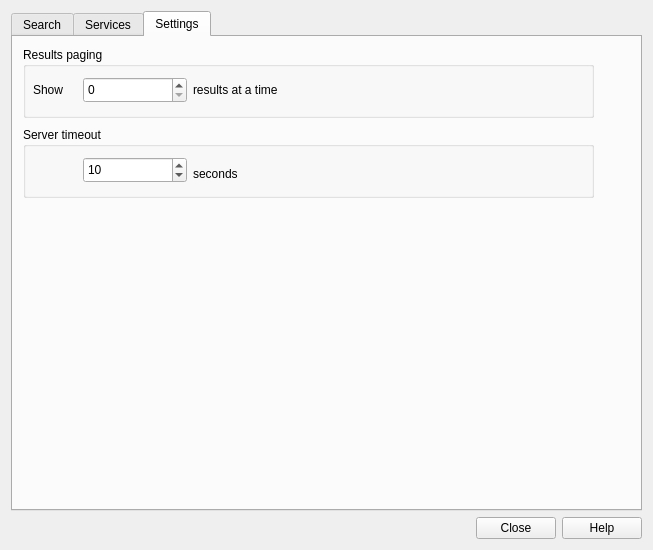
Old version of the form python/plugins/MetaSearch/ui/maindialog.ui in the repository qgis/QGIS.
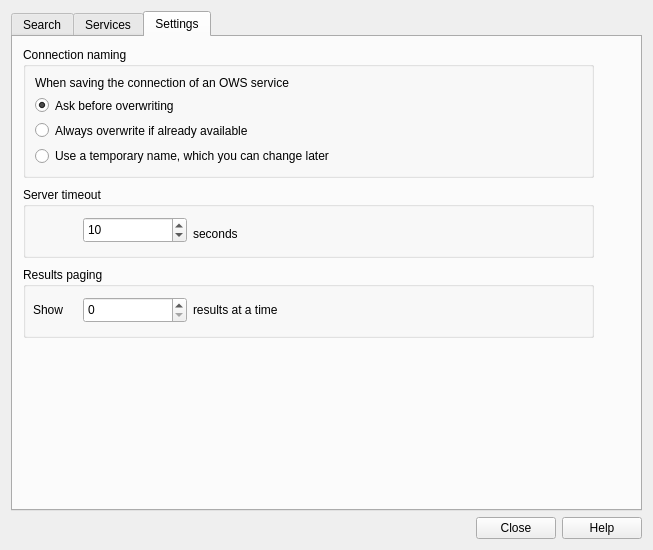
New version of the form. The open tabs and pages were chosen to show the change.

Commit message: [MetaSearch] add overwrite OWS connection naming setting and logic (#12327)

```diff
--- a/python/plugins/MetaSearch/ui/maindialog.ui
+++ b/python/plugins/MetaSearch/ui/maindialog.ui
@@ -428,12 +428,58 @@
       <attribute name="title">
        <string>Settings</string>
       </attribute>
-      <widget class="QGroupBox" name="groupBox_3">
+      <widget class="QGroupBox" name="saveStrategyGroup">
        <property name="geometry">
         <rect>
          <x>10</x>
          <y>10</y>
          <width>571</width>
+         <height>131</height>
+        </rect>
+       </property>
+       <property name="title">
+        <string>Connection naming</string>
+       </property>
+       <layout class="QVBoxLayout" name="verticalLayout_3">
+        <item>
+         <widget class="QLabel" name="lblSaveStrategy">
+          <property name="text">
+           <string>When saving the connection of an OWS service</string>
+          </property>
+         </widget>
+        </item>
+        <item>
+         <widget class="QRadioButton" name="radioTitleAsk">
+          <property name="text">
+           <string>Ask before overwriting</string>
+          </property>
+          <property name="checked">
+           <bool>true</bool>
+          </property>
+         </widget>
+        </item>
+        <item>
+         <widget class="QRadioButton" name="radioTitleNoAsk">
+          <property name="text">
+           <string>Always overwrite if already available</string>
+          </property>
+         </widget>
+        </item>
+        <item>
+         <widget class="QRadioButton" name="radioTempName">
+          <property name="text">
+           <string>Use a temporary name, which you can change later</string>
+          </property>
+         </widget>
+        </item>
+       </layout>
+      </widget>
+      <widget class="QGroupBox" name="groupBox_3">
+       <property name="geometry">
+        <rect>
+         <x>10</x>
+         <y>230</y>
+         <width>571</width>
          <height>71</height>
         </rect>
        </property>
@@ -484,7 +530,7 @@
        <property name="geometry">
         <rect>
          <x>10</x>
-         <y>90</y>
+         <y>150</y>
          <width>571</width>
          <height>71</height>
         </rect>
```
Left out of the diff: 2 changed lines with no effect on the pictures. The commit also changes 1 other file.
